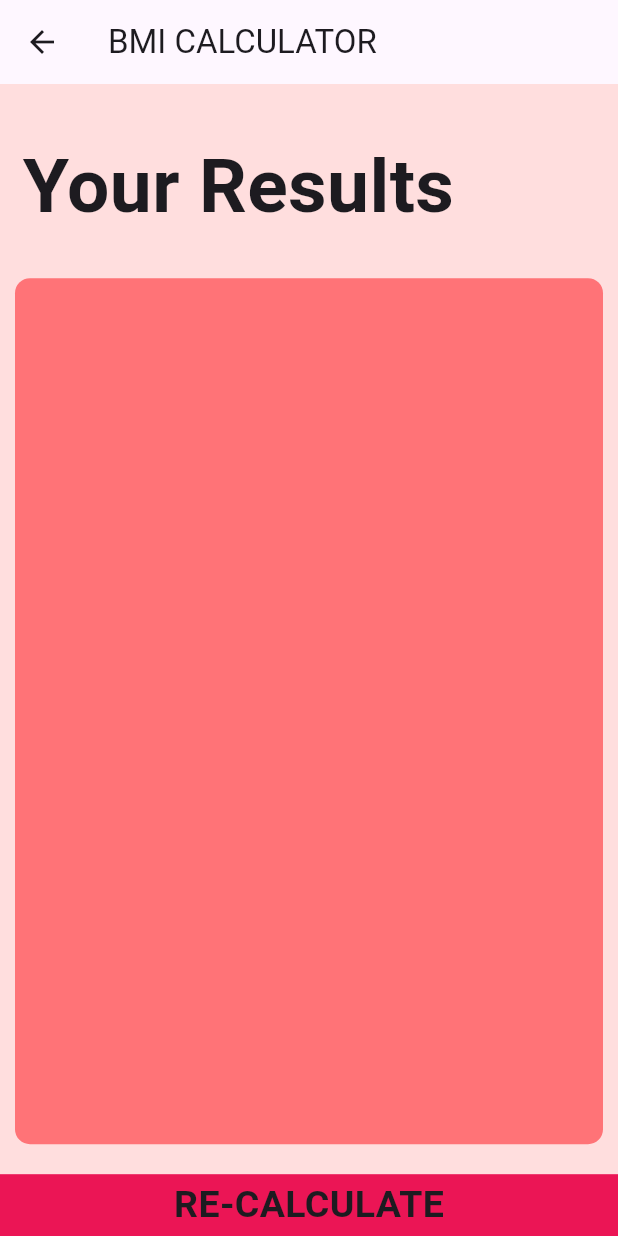
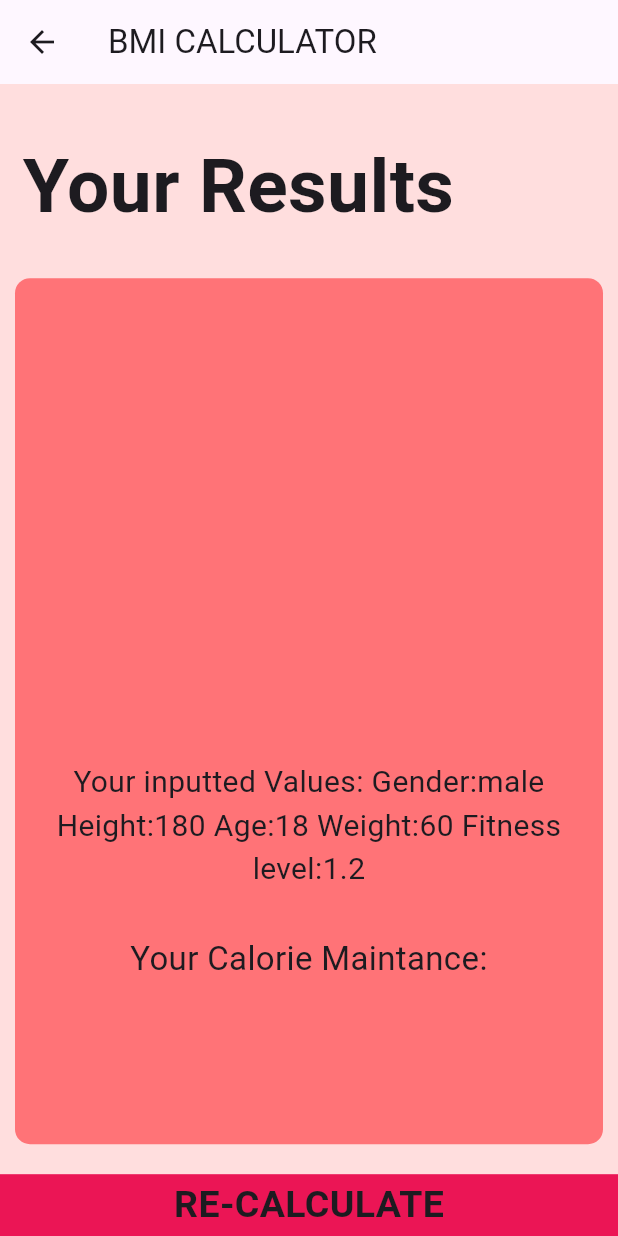
Before and after one commit to Jcaguilar18/fap_everydayfitness, a Flutter app: the ResultsPage screen opened directly with empty values, on a phone screen of 412 x 824 dp. Run offline on Flutter 3.47's test engine with Material 3 defaults, Android fonts, the phone set to English and light mode, and no system bars; our stand-ins replace circular_countdown_timer, font_awesome_flutter, google_fonts.

Commit message:
Final Fap

```diff
--- a/lib/calculator_brain.dart
+++ b/lib/calculator_brain.dart
@@ -23,7 +23,7 @@
     maintenance = maintenance*pal;
 
   }
-  return 'Your Calorie maintenance is: '+maintenance.toStringAsFixed(1);
+  return maintenance.toStringAsFixed(1);
 }
 }
 
--- a/lib/input_page.dart
+++ b/lib/input_page.dart
@@ -9,6 +9,7 @@
 import 'calculator_brain.dart';
 import 'mainmenu.dart';
 import 'calitems.dart';
+import 'values.dart';
 
 enum Gender { male, female }
 
@@ -332,6 +333,12 @@
           ),
           BottomButton(
             onTap: () {
+              Values values = Values();
+              values.setPal(PAL);
+              values.setAge(age);
+              values.setWeight(weight);
+              values.setHeight(height);
+              values.setGender(sex);
               CalculatorBrain calc =
               CalculatorBrain(height: height, weight: weight);
               CalculatorLife calcl = CalculatorLife(height: height, age: age, weight: weight, gender: sex , pal: PAL);
--- a/lib/results_page.dart
+++ b/lib/results_page.dart
@@ -2,6 +2,7 @@
 import 'constants.dart';
 import 'reusable_card.dart';
 import 'bottom_button.dart';
+import 'values.dart';
 
 
 class ResultsPage extends StatelessWidget {
@@ -14,6 +15,7 @@
   final String resultText;
   final String interpretation;
   final String lifes;
+  Values values = Values();
 
   @override
   Widget build(BuildContext context) {
@@ -54,9 +56,21 @@
                     style: kBodyTextStyle,
                     textAlign: TextAlign.center,
                   ),
+
+                  Text(
+                  'Your inputted Values: ' +'Gender:'+ values.getGender +' Height:'+ values.getHeight.toString()
+                      +' Age:'+ values.getAge.toString() + ' Weight:'+values.getWeight.toString()
+                   +' Fitness level:'   + values.getPal.toString(), style: TextStyle(fontSize: 20),textAlign: TextAlign.center
+                  ),
+
+                  Text(
+                    'Your Calorie Maintance: ',
+                    style: kBodyTextStyle,
+                    textAlign: TextAlign.center,
+                  ),
                   Text(
                     lifes,
-                    style: kBodyTextStyle,
+                    style: TextStyle(fontSize: 35),
                     textAlign: TextAlign.center,
                   ),
                 ],
--- /dev/null
+++ b/lib/values.dart
@@ -0,0 +1,41 @@
+class Values {
+  String gender = "male";
+  int height = 180;
+  int weight = 60;
+  int age = 18;
+  double pal = 1.2;
+
+
+  void setWeight(int weight1) {
+    weight = weight1;
+  }
+
+  void setHeight(int height1) {
+    height = height1;
+  }
+  void setAge(int age1) {
+    age = age1;
+  }
+  void setGender(String gender1) {
+    gender = gender1;
+  }
+  void setPal(double pal1) {
+    pal = pal1;
+  }
+
+  int get getWeight {
+    return weight;
+  }
+  int get getHeight {
+    return height;
+  }
+  int get getAge {
+    return age;
+  }
+  String get getGender {
+    return gender;
+  }
+  double get getPal {
+    return pal;
+  }
+}
```
